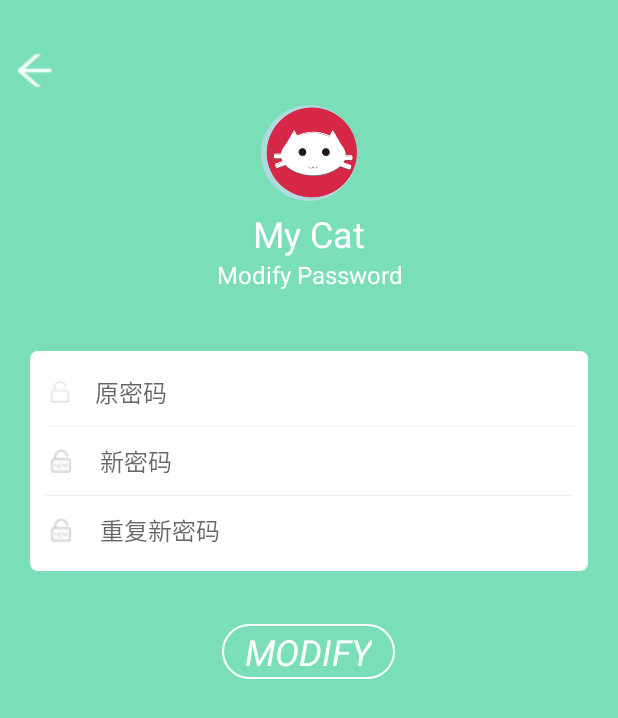
After one commit to 547291213/MyCat, an Android app: the ModifyPasswordActivity screen opened directly, with no data from a screen before it, on a phone screen of 412 x 824 dp. The commit adds this screen. Shown: the top 718 px of the screen. Run offline under Robolectric (Android 15) with nearby library versions, the phone set to English and light mode, and no system bars; our stand-ins replace ButterKnife; libraries missing offline, so code that uses them is left out: cn.jpush.im; Roboto replaces fonts that are not available here; 1 statement that could not run was skipped.

Commit message:
1 修改密码界面的实现 2 修改密码界面功能的实现

```diff
--- /dev/null
+++ b/app/src/main/java/com/example/xkfeng/mycat/Activity/ModifyPasswordActivity.java
@@ -0,0 +1,147 @@
+package com.example.xkfeng.mycat.Activity;
+
+import android.content.Intent;
+import android.os.Bundle;
+import android.support.annotation.Nullable;
+import android.text.TextUtils;
+import android.view.View;
+import android.widget.EditText;
+import android.widget.LinearLayout;
+import android.widget.TextView;
+
+import com.example.xkfeng.mycat.DrawableView.IndexTitleLayout;
+import com.example.xkfeng.mycat.R;
+import com.example.xkfeng.mycat.Util.DensityUtil;
+import com.example.xkfeng.mycat.Util.ITosast;
+
+import butterknife.BindView;
+import butterknife.ButterKnife;
+import butterknife.OnClick;
+import cn.jpush.im.android.api.JMessageClient;
+import cn.jpush.im.api.BasicCallback;
+
+public class ModifyPasswordActivity extends BaseActivity {
+
+
+    @BindView(R.id.indexTitleLayout)
+    IndexTitleLayout indexTitleLayout;
+    @BindView(R.id.ll_InputLayoutOrinPaw)
+    LinearLayout llInputLayoutOrinPaw;
+    @BindView(R.id.input_layout_psw)
+    LinearLayout inputLayoutPsw;
+    @BindView(R.id.ll_inputLayoutRepsw)
+    LinearLayout llInputLayoutRepsw;
+    @BindView(R.id.main_btn_login)
+    TextView mainBtnLogin;
+
+    @Override
+    protected void onCreate(@Nullable Bundle savedInstanceState) {
+        super.onCreate(savedInstanceState);
+
+        setContentView(R.layout.modify_password_layout);
+        ButterKnife.bind(this);
+
+        initView();
+
+    }
+
+    private void initView() {
+
+        /**
+         * 设置标题栏相关
+         */
+        setIndexTitleLayout();
+    }
+
+    /**
+     * 修改用户密码
+     *
+     * @param view TextView
+     */
+    @OnClick(R.id.main_btn_login)
+    public void setMainBtnLoginClick(View view) {
+
+        /**
+         *  1 判空
+         */
+        if (TextUtils.isEmpty(((EditText) llInputLayoutOrinPaw.getChildAt(1)).getText().toString()) ||
+                TextUtils.isEmpty(((EditText) inputLayoutPsw.getChildAt(1)).getText().toString()) ||
+                TextUtils.isEmpty(((EditText) llInputLayoutRepsw.getChildAt(1)).getText().toString())) {
+
+            ITosast.showShort(ModifyPasswordActivity.this, "输入不能为空")
+                    .show();
+            return;
+        }
+        /**
+         * 2 判断两次输入的密码是否相同
+         */
+        else if (! ((EditText)inputLayoutPsw.getChildAt(1)).getText().toString()
+                .equals(((EditText)llInputLayoutRepsw.getChildAt(1)).getText().toString())){
+            ITosast.showShort(ModifyPasswordActivity.this , "两次输入的密码不一致")
+                    .show();
+            return ;
+        }
+        /**
+         * 3 修改密码处理
+         * 使用极光完成
+         */
+        else {
+            JMessageClient.updateUserPassword(((EditText) llInputLayoutOrinPaw.getChildAt(1)).getText().toString(),
+                    ((EditText) llInputLayoutRepsw.getChildAt(1)).getText().toString(),
+                    new BasicCallback() {
+                        @Override
+                        public void gotResult(int i, String s) {
+                            if (i == 0) {
+                                ITosast.showShort(ModifyPasswordActivity.this, "修改成功").show();
+                                //返回
+                                finish();
+                            } else {
+                                ITosast.showShort(ModifyPasswordActivity.this , "修改失败").show();
+                            }
+
+                        }
+                    });
+        }
+    }
+
+    /**
+     * 设置顶部标题栏相关属性
+     */
+    private void setIndexTitleLayout() {
+
+        //沉浸式状态栏
+        DensityUtil.fullScreen(this);
+
+//        设置内边距
+//        其中left right bottom都用现有的
+//        top设置为现在的topPadding+状态栏的高度
+//        表现为将indexTitleLayout显示的数据放到状态栏下面
+        indexTitleLayout.setPadding(indexTitleLayout.getPaddingLeft(),
+                indexTitleLayout.getPaddingTop() + DensityUtil.getStatusHeight(this),
+                indexTitleLayout.getPaddingRight(),
+                indexTitleLayout.getPaddingBottom());
+
+
+//        设置点击事件监听
+        indexTitleLayout.setTitleItemClickListener(new IndexTitleLayout.TitleItemClickListener() {
+            @Override
+            public void leftViewClick(View view) throws Exception {
+                /**
+                 * 退出当前Activity
+                 */
+                finish();
+            }
+
+            @Override
+            public void middleViewClick(View view) {
+
+            }
+
+            @Override
+            public void rightViewClick(View view) {
+
+            }
+        });
+    }
+
+}
--- a/app/src/main/java/com/example/xkfeng/mycat/Activity/SettingActivity.java
+++ b/app/src/main/java/com/example/xkfeng/mycat/Activity/SettingActivity.java
@@ -89,10 +89,11 @@ public class SettingActivity extends BaseActivity {
             @Override
             public void onItem2Click(View view) {
 
-                //转换到修改密码界面
-                Toast.makeText(SettingActivity.this, "修改密码", Toast.LENGTH_SHORT).show();
                 //关闭弹出窗口
                 dialog.dismiss();
+
+                //转换到修改密码界面
+                startActivity(new Intent(SettingActivity.this , ModifyPasswordActivity.class));
             }
 
             @Override
--- /dev/null
+++ b/app/src/main/res/drawable/radius_drawable_bg.xml
@@ -0,0 +1,6 @@
+<?xml version="1.0" encoding="utf-8"?>
+<shape xmlns:android="http://schemas.android.com/apk/res/android" >
+    <corners android:radius="5dip"/>
+    <solid android:color="#ffffff"/>
+
+</shape>
--- /dev/null
+++ b/app/src/main/res/drawable/text_bg.xml
@@ -0,0 +1,11 @@
+<?xml version="1.0" encoding="utf-8"?>
+<shape xmlns:android="http://schemas.android.com/apk/res/android"
+    >
+
+    <corners android:radius="50dip"/>
+
+    <stroke
+        android:width="1dip"
+        android:color="#ffffff" />
+
+</shape>
--- /dev/null
+++ b/app/src/main/res/layout/modify_orignal_text.xml
@@ -0,0 +1,100 @@
+<?xml version="1.0" encoding="utf-8"?>
+<LinearLayout xmlns:android="http://schemas.android.com/apk/res/android"
+    android:layout_width="match_parent"
+    android:layout_height="wrap_content"
+    android:orientation="vertical" >
+
+    <LinearLayout
+        android:layout_width="match_parent"
+        android:layout_height="wrap_content"
+        android:layout_margin="20dip"
+        android:background="@drawable/radius_drawable_bg"
+        android:orientation="vertical"
+        android:padding="10dip" >
+
+        <LinearLayout
+            android:id="@+id/ll_InputLayoutOrinPaw"
+            android:layout_width="match_parent"
+            android:layout_height="wrap_content"
+            android:gravity="center_vertical"
+            android:orientation="horizontal" >
+
+            <ImageView
+                android:layout_width="wrap_content"
+                android:layout_height="wrap_content"
+                android:layout_marginLeft="2dp"
+                android:src="@drawable/ic_originalpassword" />
+
+            <EditText
+                android:layout_width="match_parent"
+                android:layout_height="wrap_content"
+                android:layout_marginLeft="10dip"
+                android:background="#00000000"
+                android:hint="原密码"
+                android:padding="5dip"
+                android:textSize="16sp" />
+        </LinearLayout>
+
+        <View
+            android:layout_width="match_parent"
+            android:layout_height="1px"
+            android:layout_marginBottom="5dip"
+            android:layout_marginTop="5dip"
+            android:background="#eeeeee" />
+
+        <LinearLayout
+            android:id="@+id/input_layout_psw"
+            android:layout_width="match_parent"
+            android:layout_height="wrap_content"
+            android:gravity="center_vertical"
+            android:orientation="horizontal" >
+
+            <ImageView
+                android:layout_width="wrap_content"
+                android:layout_height="wrap_content"
+                android:src="@drawable/ic_newpassword" />
+
+            <EditText
+                android:layout_width="match_parent"
+                android:layout_height="wrap_content"
+                android:layout_marginLeft="10dip"
+                android:background="#00000000"
+                android:hint="新密码"
+                android:inputType="textPassword"
+                android:padding="5dip"
+                android:textSize="16sp" />
+        </LinearLayout>
+
+
+        <View
+            android:layout_width="match_parent"
+            android:layout_height="1px"
+            android:layout_marginBottom="5dip"
+            android:layout_marginTop="5dip"
+            android:background="#eeeeee" />
+
+
+        <LinearLayout
+            android:id="@+id/ll_inputLayoutRepsw"
+            android:layout_width="match_parent"
+            android:layout_height="wrap_content"
+            android:gravity="center_vertical"
+            android:orientation="horizontal" >
+
+            <ImageView
+                android:layout_width="wrap_content"
+                android:layout_height="wrap_content"
+                android:src="@drawable/ic_newpassword" />
+
+            <EditText
+                android:layout_width="match_parent"
+                android:layout_height="wrap_content"
+                android:layout_marginLeft="10dip"
+                android:background="#00000000"
+                android:hint="重复新密码"
+                android:inputType="textPassword"
+                android:padding="5dip"
+                android:textSize="16sp" />
+        </LinearLayout>
+    </LinearLayout>
+</LinearLayout>
--- /dev/null
+++ b/app/src/main/res/layout/modify_password_layout.xml
@@ -0,0 +1,90 @@
+<?xml version="1.0" encoding="utf-8"?>
+
+<RelativeLayout xmlns:android="http://schemas.android.com/apk/res/android"
+    xmlns:app="http://schemas.android.com/apk/res-auto"
+    android:layout_width="match_parent"
+    android:layout_height="match_parent"
+    android:background="@color/lightGreen">
+
+    <com.example.xkfeng.mycat.DrawableView.IndexTitleLayout
+        android:id="@+id/indexTitleLayout"
+        android:layout_width="match_parent"
+        android:layout_height="wrap_content"
+        app:layoutBackground="@color/lightGreen"
+        app:leftBackground="@drawable/back_white"
+
+        />
+    <LinearLayout
+        android:id="@+id/ll_headerLayout"
+        android:layout_width="match_parent"
+        android:layout_height="wrap_content"
+        android:layout_below="@+id/indexTitleLayout"
+        android:orientation="vertical">
+
+        <ImageView
+            android:layout_width="64dip"
+            android:layout_height="64dip"
+            android:layout_gravity="center_horizontal"
+            android:scaleType="centerCrop"
+            android:src="@mipmap/log" />
+
+        <TextView
+            android:layout_width="match_parent"
+            android:layout_height="wrap_content"
+            android:layout_marginTop="5dip"
+            android:gravity="center"
+            android:text="My Cat"
+            android:textColor="#ffffff"
+            android:textSize="24sp" />
+
+        <TextView
+            android:layout_width="match_parent"
+            android:layout_height="wrap_content"
+            android:gravity="center"
+            android:text="Modify Password"
+            android:textColor="#ffffff"
+            android:textSize="16sp" />
+    </LinearLayout>
+
+    <RelativeLayout
+        android:layout_width="match_parent"
+        android:layout_height="wrap_content"
+        android:layout_below="@id/ll_headerLayout">
+
+        <include
+            android:id="@+id/input_layout"
+            layout="@layout/modify_orignal_text"
+            android:layout_marginTop="20dp"
+            android:layout_width="match_parent"
+            android:layout_height="wrap_content"
+
+            />
+
+        <!--加载进度-->
+        <!--<include-->
+            <!--android:id="@+id/layout_progress"-->
+            <!--layout="@layout/layout_progress"-->
+            <!--android:layout_width="match_parent"-->
+            <!--android:layout_height="130dip"-->
+            <!--android:visibility="gone" />-->
+
+        <TextView
+            android:id="@+id/main_btn_login"
+            android:layout_width="wrap_content"
+            android:layout_height="wrap_content"
+            android:layout_below="@+id/input_layout"
+            android:layout_centerInParent="true"
+            android:layout_marginTop="15dip"
+            android:background="@drawable/text_bg"
+            android:gravity="center"
+            android:paddingLeft="15dip"
+            android:paddingTop="2dip"
+            android:paddingRight="15dip"
+            android:paddingBottom="2dip"
+            android:text="MODIFY"
+            android:textStyle="italic"
+            android:textColor="#ffffff"
+            android:textSize="24sp" />
+    </RelativeLayout>
+
+</RelativeLayout>
--- a/app/src/main/res/values/colors.xml
+++ b/app/src/main/res/values/colors.xml
@@ -16,5 +16,5 @@
     <color name="waveColor">#69d765</color>
     <color name="waveColor1">#12c9d6</color>
     <color name="black">#f000</color>
-
+    <color name="lightGreen">#7adfb8</color>
 </resources>
```
Also changed, not shown: app/src/main/AndroidManifest.xml (+23 -1 lines), app/src/main/java/com/example/xkfeng/mycat/DrawableView/IndexTitleLayout.java (+11 -0 lines), app/src/main/res/drawable/ic_newpassword.png (added), app/src/main/res/drawable/ic_originalpassword.png (added).
